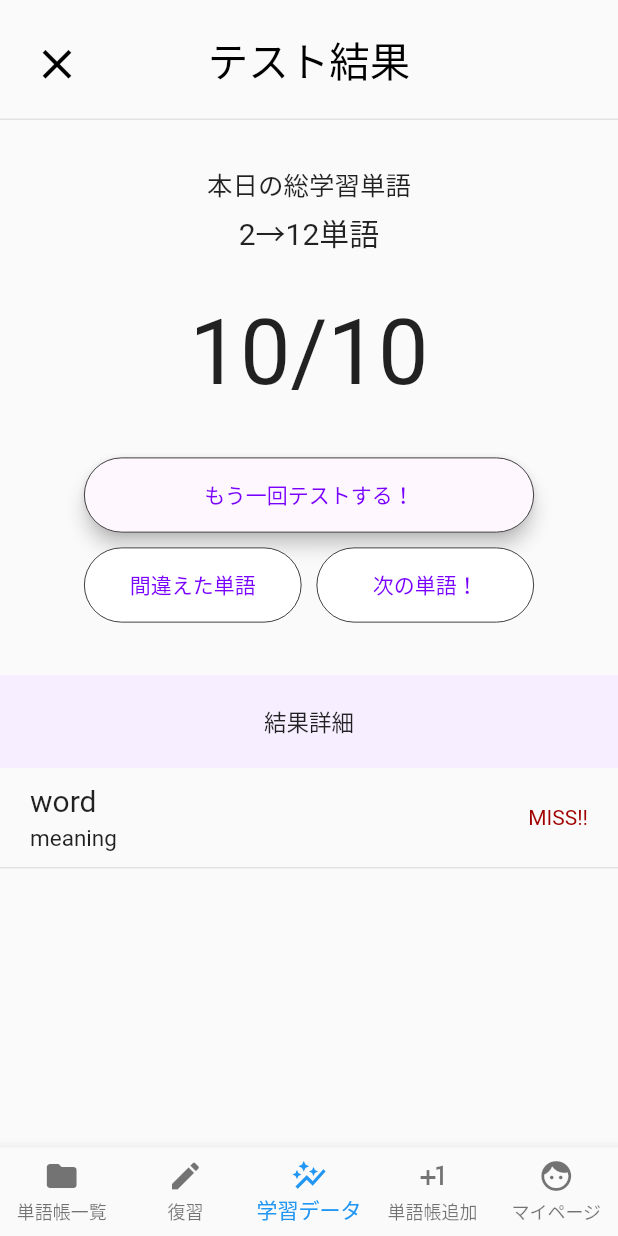
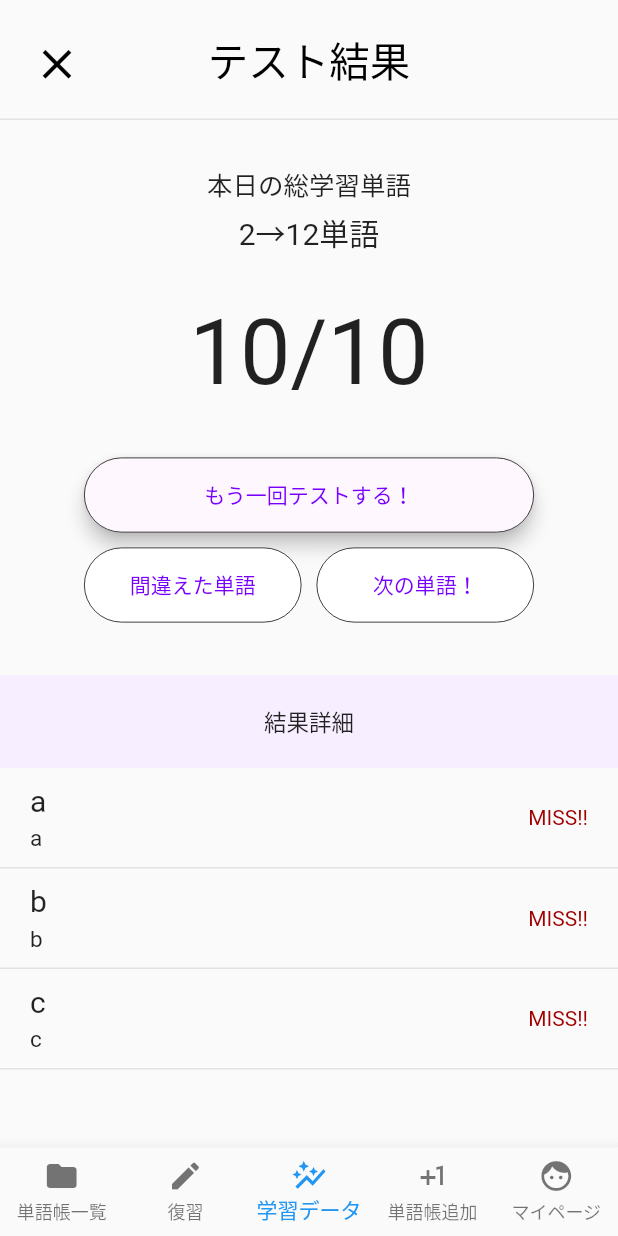
Before and after one commit to torkralle/notion_wordbook, a Flutter app: the screen it shows after launch, item 3 of the bottom bar chosen, on a phone screen of 412 x 824 dp. Run offline on Flutter 3.47's test engine with Material 2 defaults, Android fonts, the phone set to English and light mode, and no system bars; our stand-ins replace flutter_dotenv, flutter_hooks, flutter_riverpod, hooks_riverpod, shared_preferences.

Commit message:
ResultListの作成

```diff
--- a/lib/screens/test_result/test_result_page.dart
+++ b/lib/screens/test_result/test_result_page.dart
@@ -8,7 +8,10 @@ class TestResultPage extends StatelessWidget {
   const TestResultPage({Key? key}) : super(key: key);
 
   @override
-  Widget build(BuildContext context) => Scaffold(
+  Widget build(BuildContext context) {
+    final List<String> _wordList = ['a', 'b', 'c'];
+    final List<String> _meaningList = ['a', 'b', 'c'];
+    return Scaffold(
         appBar: AppBar(
           toolbarHeight: 80,
           shape: const Border(
@@ -112,19 +115,22 @@ class TestResultPage extends StatelessWidget {
                   ),
                 ),
               ),
-              ListView.builder(
+            Expanded(
+              child: ListView.builder(
                 shrinkWrap: true,
-                itemCount: 1,
+                itemCount: _wordList.length,
                 itemBuilder: (BuildContext context, index) {
-                  return const ResultListItem(
-                    word: 'word',
-                    meaning: 'meaning',
+                  return ResultListItem(
+                    word: _wordList[index],
+                    meaning: _meaningList[index],
                     isMissed: true,
                   );
                 },
               ),
+            ),
             ],
           ),
         ),
       );
+  }
 }
```
